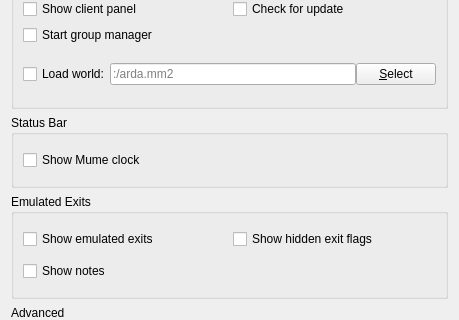
Old version of the form src/preferences/generalpage.ui in the repository MUME/MMapper; both pictures show x 0 to 459 and y 226 to 546 of the 459 by 651 pixel window.
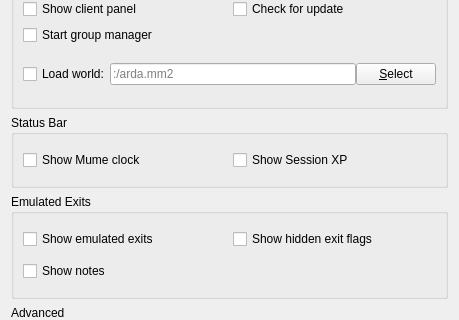
New version of the form.

What changed in the file:
```diff
--- a/src/preferences/generalpage.ui
+++ b/src/preferences/generalpage.ui
@@ -274,6 +274,13 @@
         </property>
        </widget>
       </item>
+      <item row="0" column="1">
+        <widget class="QCheckBox" name ="displayXPStatusCheckBox">
+         <property name="text">
+          <string>Show Session XP</string>
+         </property>
+        </widget>
+      </item>
      </layout>
     </widget>
    </item>
```
